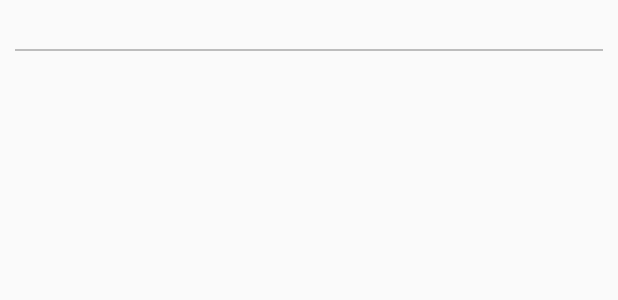
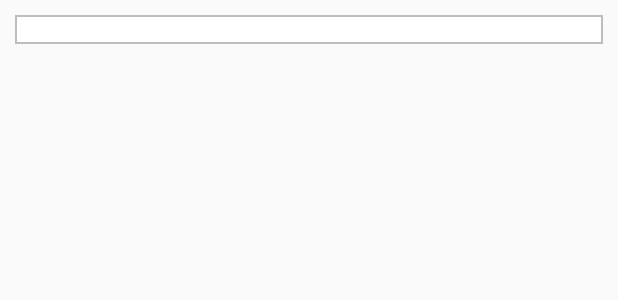
Before and after one commit to Easycommute/EaCeWithMetro, an Android app: the layout token_list.xml on its own in the app's theme, with its tools: preview values and no code run, on a phone screen of 412 x 824 dp. Shown: the top 300 px of the screen. Run offline under Robolectric (Android 15) with nearby library versions, the phone set to English and light mode, and no system bars.

Commit message:
my token UI changes

```diff
--- a/app/src/main/res/layout/token_list.xml
+++ b/app/src/main/res/layout/token_list.xml
@@ -1,21 +1,37 @@
 <?xml version="1.0" encoding="utf-8"?>
-<RelativeLayout xmlns:android="http://schemas.android.com/apk/res/android"
-    android:id="@+id/layout_root"
-    android:layout_width="match_parent" android:layout_height="wrap_content"
-    android:padding="10dp">
+<LinearLayout
+    xmlns:android="http://schemas.android.com/apk/res/android"
+    android:layout_height="wrap_content"
+    android:layout_width="match_parent"
+    android:orientation="vertical"
+    android:layout_margin="10dp">
 
-    <TextView android:id="@+id/token_text"
+    <LinearLayout
         android:layout_width="match_parent"
         android:layout_height="wrap_content"
-        android:textColor="@color/black">
-    </TextView>
+        android:orientation="horizontal"
+        android:background="@drawable/recharge_item_bg"
+        android:layout_gravity="center_horizontal"
+        android:id="@+id/rechargeBox">
+        <RelativeLayout
+            android:layout_width="match_parent"
+            android:layout_height="wrap_content"
+            android:layout_marginLeft="8dp"
+            android:layout_marginRight="8dp"
+            android:layout_gravity="center">
 
-    <View
-        android:layout_width="match_parent"
-        android:layout_height="1dp"
-        android:layout_marginTop="3dp"
-        android:layout_below="@+id/token_text"
-        android:background="@color/colorButtonDisabled"/>
+            <TextView android:id="@+id/token_text"
+                android:layout_width="match_parent"
+                android:layout_height="wrap_content"
+                android:textColor="@color/black">
+            </TextView>
 
 
-</RelativeLayout>
+        </RelativeLayout>
+
+
+
+
+    </LinearLayout>
+
+</LinearLayout>
```
